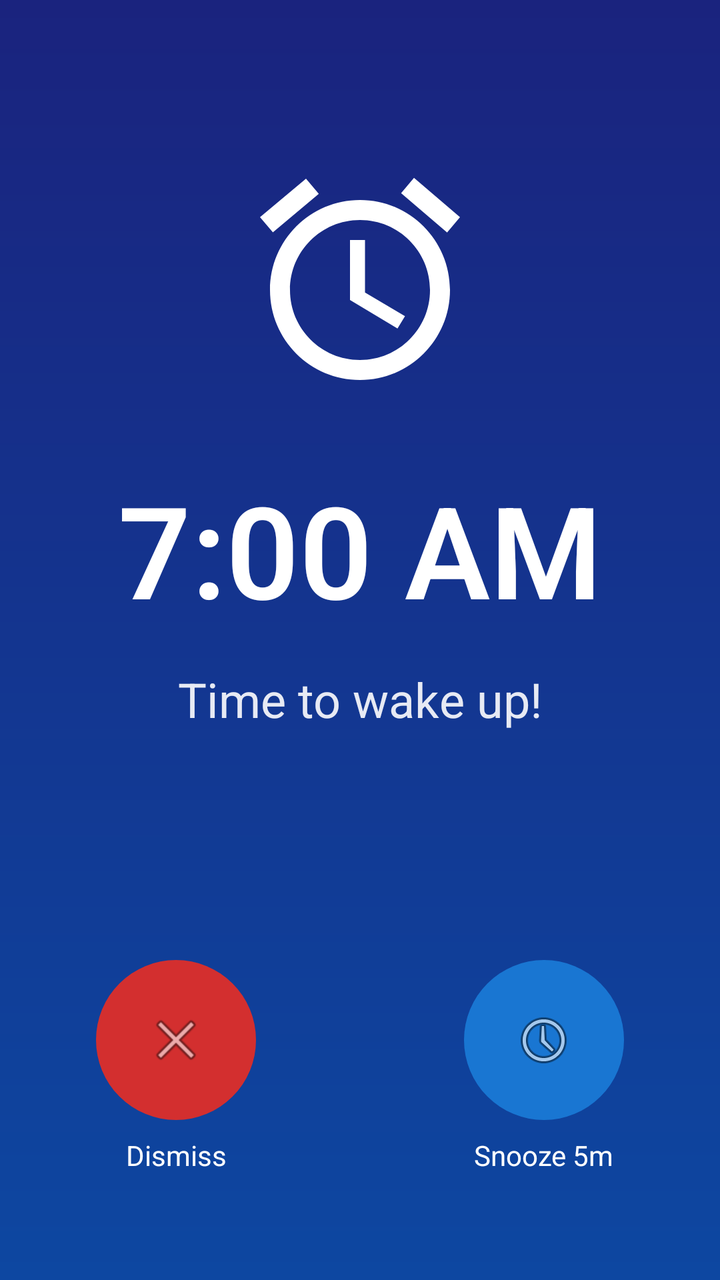
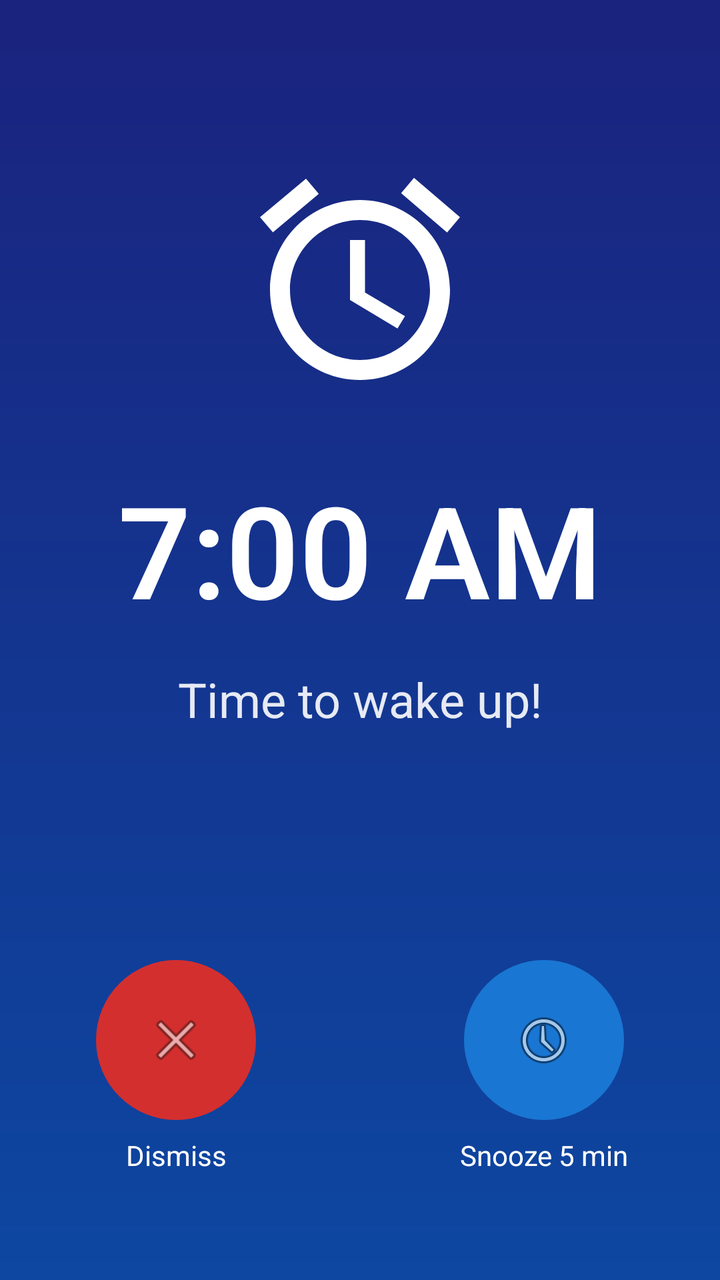

An Android layout rendered at two revisions. The XML below is the earlier revision; the diff shows what the commit changed to produce the second picture.
<!-- AndroidManifest.xml: activity theme Theme.Vyllo -->
<!-- res/layout/activity_alarm_trigger.xml -->
<?xml version="1.0" encoding="utf-8"?>
<androidx.constraintlayout.widget.ConstraintLayout 
    xmlns:android="http://schemas.android.com/apk/res/android"
    xmlns:app="http://schemas.android.com/apk/res-auto"
    xmlns:tools="http://schemas.android.com/tools"
    android:layout_width="match_parent"
    android:layout_height="match_parent"
    android:background="@drawable/alarm_background_gradient"
    android:keepScreenOn="true">

    
    <ImageView
        android:id="@+id/alarmIcon"
        android:layout_width="120dp"
        android:layout_height="120dp"
        android:src="@drawable/ic_alarm_ring"
        android:contentDescription="Alarm"
        app:layout_constraintTop_toTopOf="parent"
        app:layout_constraintStart_toStartOf="parent"
        app:layout_constraintEnd_toEndOf="parent"
        android:layout_marginTop="80dp" />

    
    <TextView
        android:id="@+id/alarmTimeText"
        android:layout_width="wrap_content"
        android:layout_height="wrap_content"
        android:text="7:00 AM"
        android:textSize="64sp"
        android:textColor="@android:color/white"
        android:textStyle="bold"
        android:fontFamily="sans-serif-light"
        app:layout_constraintTop_toBottomOf="@id/alarmIcon"
        app:layout_constraintStart_toStartOf="parent"
        app:layout_constraintEnd_toEndOf="parent"
        android:layout_marginTop="32dp" />

    
    <TextView
        android:id="@+id/alarmLabelText"
        android:layout_width="wrap_content"
        android:layout_height="wrap_content"
        android:text="Time to wake up!"
        android:textSize="24sp"
        android:textColor="@android:color/white"
        android:alpha="0.9"
        app:layout_constraintTop_toBottomOf="@id/alarmTimeText"
        app:layout_constraintStart_toStartOf="parent"
        app:layout_constraintEnd_toEndOf="parent"
        android:layout_marginTop="16dp" />

    
    <ImageButton
        android:id="@+id/dismissButton"
        android:layout_width="80dp"
        android:layout_height="80dp"
        android:src="@android:drawable/ic_menu_close_clear_cancel"
        android:background="@drawable/dismiss_button_bg"
        android:contentDescription="Dismiss"
        app:layout_constraintBottom_toBottomOf="parent"
        app:layout_constraintStart_toStartOf="parent"
        android:layout_marginStart="48dp"
        android:layout_marginBottom="80dp"
        app:tint="@android:color/white" />

    
    <TextView
        android:layout_width="wrap_content"
        android:layout_height="wrap_content"
        android:text="Dismiss"
        android:textColor="@android:color/white"
        android:textSize="14sp"
        app:layout_constraintTop_toBottomOf="@id/dismissButton"
        app:layout_constraintStart_toStartOf="@id/dismissButton"
        app:layout_constraintEnd_toEndOf="@id/dismissButton"
        android:layout_marginTop="8dp" />

    
    <ImageButton
        android:id="@+id/snoozeButton"
        android:layout_width="80dp"
        android:layout_height="80dp"
        android:src="@android:drawable/ic_menu_recent_history"
        android:background="@drawable/snooze_button_bg"
        android:contentDescription="Snooze"
        app:layout_constraintBottom_toBottomOf="parent"
        app:layout_constraintEnd_toEndOf="parent"
        android:layout_marginEnd="48dp"
        android:layout_marginBottom="80dp"
        app:tint="@android:color/white" />

    
    <TextView
        android:layout_width="wrap_content"
        android:layout_height="wrap_content"
        android:text="Snooze 5m"
        android:textColor="@android:color/white"
        android:textSize="14sp"
        app:layout_constraintTop_toBottomOf="@id/snoozeButton"
        app:layout_constraintStart_toStartOf="@id/snoozeButton"
        app:layout_constraintEnd_toEndOf="@id/snoozeButton"
        android:layout_marginTop="8dp" />

</androidx.constraintlayout.widget.ConstraintLayout>
<!-- resources referenced by this layout -->
<resources>
  <!-- drawable alarm_background_gradient (drawable) -->
  <?xml version="1.0" encoding="utf-8"?>
  <shape xmlns:android="http://schemas.android.com/apk/res/android">
      <gradient
          android:angle="270"
          android:startColor="#1a237e"
          android:endColor="#0d47a1"
          android:type="linear" />
  </shape>
  <!-- drawable dismiss_button_bg (drawable) -->
  <?xml version="1.0" encoding="utf-8"?>
  <shape xmlns:android="http://schemas.android.com/apk/res/android"
      android:shape="oval">
      <solid android:color="#d32f2f" />
      <size android:width="80dp" android:height="80dp" />
  </shape>
  <!-- drawable ic_alarm_ring (drawable) -->
  <?xml version="1.0" encoding="utf-8"?>
  <vector xmlns:android="http://schemas.android.com/apk/res/android"
      android:width="120dp"
      android:height="120dp"
      android:viewportWidth="24"
      android:viewportHeight="24">
      <path
          android:fillColor="#FFFFFF"
          android:pathData="M22,5.72l-4.6,-3.94 -1.29,1.53 4.6,3.94L22,5.72zM7.88,3.39L6.6,1.86 2,5.71l1.29,1.53 4.59,-3.85zM12.5,8L11,8v6l4.75,2.85 0.75,-1.23 -4,-2.37L12.5,8zM12,4c-4.97,0 -9,4.03 -9,9s4.02,9 9,9c4.97,0 9,-4.03 9,-9s-4.03,-9 -9,-9zM12,20c-3.87,0 -7,-3.13 -7,-7s3.13,-7 7,-7 7,3.13 7,7 -3.13,7 -7,7z"/>
  </vector>
  <!-- drawable snooze_button_bg (drawable) -->
  <?xml version="1.0" encoding="utf-8"?>
  <shape xmlns:android="http://schemas.android.com/apk/res/android"
      android:shape="oval">
      <solid android:color="#1976d2" />
      <size android:width="80dp" android:height="80dp" />
  </shape>
  <style name="Theme.Vyllo" parent="android:Theme.Material.NoActionBar">
  
          
          <item name="android:windowBackground">@android:color/black</item>
          <item name="android:colorBackground">@android:color/black</item>
  
          
          <item name="android:statusBarColor">@android:color/black</item>
          <item name="android:windowLightStatusBar">false</item>
  
          
  
          
          <item name="android:textColor">#FFFFFFFF</item>
      </style>
</resources>

<!-- the commit's change to res/layout/activity_alarm_trigger.xml (unified diff, before → after) -->
@@ -1,4 +1,4 @@
-<?xml version="1.0" encoding="utf-8"?>
+﻿<?xml version="1.0" encoding="utf-8"?>
 <androidx.constraintlayout.widget.ConstraintLayout 
     xmlns:android="http://schemas.android.com/apk/res/android"
     xmlns:app="http://schemas.android.com/apk/res-auto"
@@ -14,7 +14,7 @@
         android:layout_width="120dp"
         android:layout_height="120dp"
         android:src="@drawable/ic_alarm_ring"
-        android:contentDescription="Alarm"
+        android:contentDescription="@string/alarm_trigger_icon_cd"
         app:layout_constraintTop_toTopOf="parent"
         app:layout_constraintStart_toStartOf="parent"
         app:layout_constraintEnd_toEndOf="parent"
@@ -25,7 +25,7 @@
         android:id="@+id/alarmTimeText"
         android:layout_width="wrap_content"
         android:layout_height="wrap_content"
-        android:text="7:00 AM"
+        android:text="@string/alarm_trigger_time_placeholder"
         android:textSize="64sp"
         android:textColor="@android:color/white"
         android:textStyle="bold"
@@ -40,7 +40,7 @@
         android:id="@+id/alarmLabelText"
         android:layout_width="wrap_content"
         android:layout_height="wrap_content"
-        android:text="Time to wake up!"
+        android:text="@string/alarm_default_label"
         android:textSize="24sp"
         android:textColor="@android:color/white"
         android:alpha="0.9"
@@ -56,7 +56,7 @@
         android:layout_height="80dp"
         android:src="@android:drawable/ic_menu_close_clear_cancel"
         android:background="@drawable/dismiss_button_bg"
-        android:contentDescription="Dismiss"
+        android:contentDescription="@string/alarm_dismiss"
         app:layout_constraintBottom_toBottomOf="parent"
         app:layout_constraintStart_toStartOf="parent"
         android:layout_marginStart="48dp"
@@ -67,7 +67,7 @@
     <TextView
         android:layout_width="wrap_content"
         android:layout_height="wrap_content"
-        android:text="Dismiss"
+        android:text="@string/alarm_dismiss"
         android:textColor="@android:color/white"
         android:textSize="14sp"
         app:layout_constraintTop_toBottomOf="@id/dismissButton"
@@ -82,7 +82,7 @@
         android:layout_height="80dp"
         android:src="@android:drawable/ic_menu_recent_history"
         android:background="@drawable/snooze_button_bg"
-        android:contentDescription="Snooze"
+        android:contentDescription="@string/alarm_snooze"
         app:layout_constraintBottom_toBottomOf="parent"
         app:layout_constraintEnd_toEndOf="parent"
         android:layout_marginEnd="48dp"
@@ -93,7 +93,7 @@
     <TextView
         android:layout_width="wrap_content"
         android:layout_height="wrap_content"
-        android:text="Snooze 5m"
+        android:text="@string/alarm_snooze"
         android:textColor="@android:color/white"
         android:textSize="14sp"
         app:layout_constraintTop_toBottomOf="@id/snoozeButton"
<!-- resource entries referenced after the edit -->
@@ -34,6 +34,11 @@
       <solid android:color="#1976d2" />
       <size android:width="80dp" android:height="80dp" />
   </shape>
+  <string name="alarm_default_label">Time to wake up!</string>
+  <string name="alarm_dismiss">Dismiss</string>
+  <string name="alarm_snooze">Snooze 5 min</string>
+  <string name="alarm_trigger_icon_cd">Alarm</string>
+  <string name="alarm_trigger_time_placeholder">7:00 AM</string>
   <style name="Theme.Vyllo" parent="android:Theme.Material.NoActionBar">
   
           
